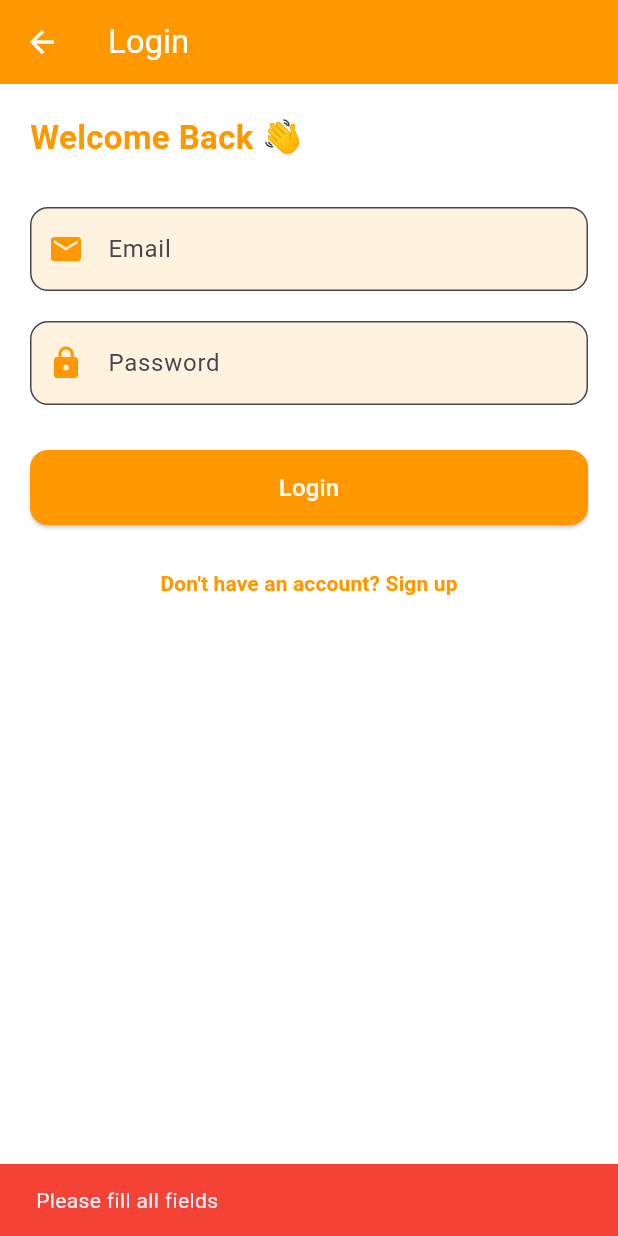
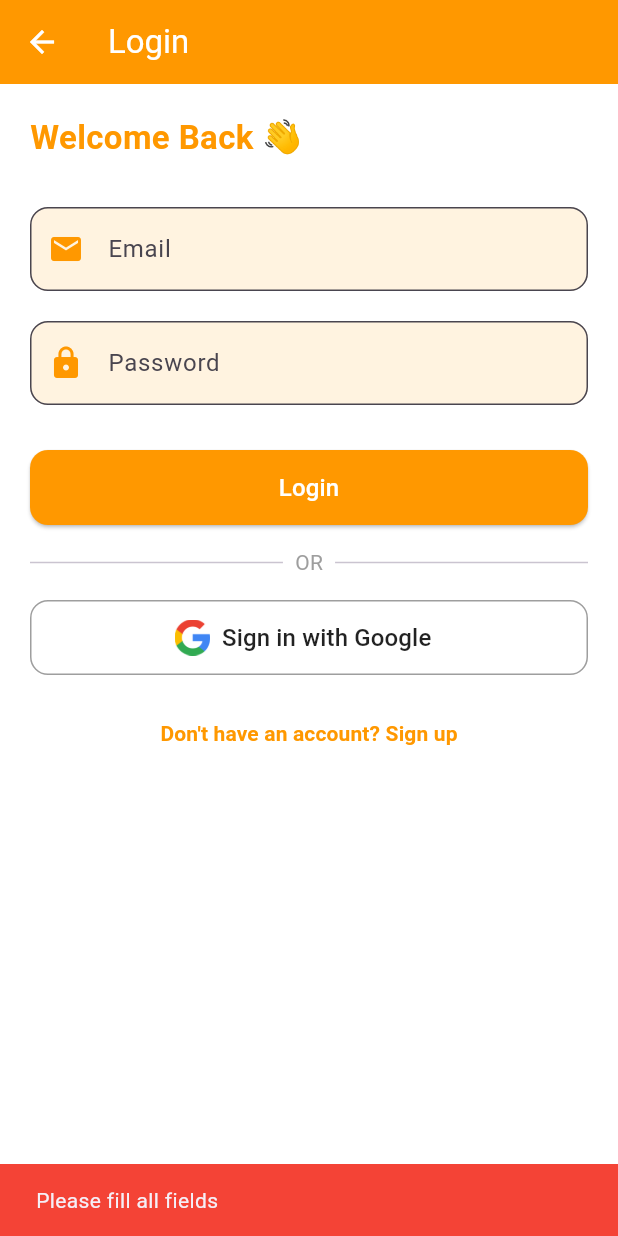
Before and after one commit to DefenceSteller/KhaanaBuddyUpdated, a Flutter app: the screen it shows after launch, after a tap on "Login", on a phone screen of 412 x 824 dp. Run offline on Flutter 3.47's test engine with Material 3 defaults, Android fonts, the phone set to English and light mode, and no system bars; our stand-ins replace cloud_firestore, firebase_auth, firebase_core, flutter_tts, google_generative_ai, google_sign_in and 2 more; accounts and stored records are empty.

Commit message:
Added google login

```diff
--- a/lib/screens/login_screen.dart
+++ b/lib/screens/login_screen.dart
@@ -1,7 +1,7 @@
 import 'package:flutter/material.dart';
-
 import 'package:firebase_auth/firebase_auth.dart';
 import '../services/auth_service.dart';
+import '../services/google_auth_service.dart'; // ✅ Added
 import 'home_screen.dart';
 
 class LoginScreen extends StatefulWidget {
@@ -17,6 +17,7 @@ class _LoginScreenState extends State<LoginScreen> {
 
   bool _isLoading = false;
   final AuthService _authService = AuthService();
+  final GoogleAuthService _googleAuthService = GoogleAuthService(); // ✅ Added
 
   @override
   Widget build(BuildContext context) {
@@ -29,6 +30,7 @@ class _LoginScreenState extends State<LoginScreen> {
       ),
       body: Padding(
         padding: const EdgeInsets.all(20),
+        child: SingleChildScrollView( // ✅ In case small screens
           child: Column(
             crossAxisAlignment: CrossAxisAlignment.start,
             children: [
@@ -45,7 +47,6 @@ class _LoginScreenState extends State<LoginScreen> {
               // Email Input
               TextField(
                 controller: email,
-
                 keyboardType: TextInputType.emailAddress,
                 decoration: InputDecoration(
                   labelText: 'Email',
@@ -84,7 +85,6 @@ class _LoginScreenState extends State<LoginScreen> {
               const SizedBox(height: 30),
 
               // Login Button
-
               SizedBox(
                 width: double.infinity,
                 child: ElevatedButton(
@@ -109,13 +109,54 @@ class _LoginScreenState extends State<LoginScreen> {
                       : const Text("Login", style: TextStyle(fontSize: 16)),
                 ),
               ),
+
+              const SizedBox(height: 15),
+
+              // 🔹 OR Divider
+              const Row(
+                children: [
+                  Expanded(child: Divider(thickness: 1)),
+                  Padding(
+                    padding: EdgeInsets.symmetric(horizontal: 8),
+                    child: Text("OR", style: TextStyle(color: Colors.grey)),
+                  ),
+                  Expanded(child: Divider(thickness: 1)),
+                ],
+              ),
+              const SizedBox(height: 15),
+
+              // ✅ Google Sign-In Button
+              SizedBox(
+                width: double.infinity,
+                child: OutlinedButton.icon(
+                  icon: Image.asset(
+                    'lib/assets/google_logo.png',
+                    height: 24,
+                  ),
+                  label: const Text(
+                    "Sign in with Google",
+                    style: TextStyle(fontSize: 16, color: Colors.black87),
+                  ),
+                  style: OutlinedButton.styleFrom(
+                    backgroundColor: Colors.white,
+                    minimumSize: const Size.fromHeight(50),
+                    side: const BorderSide(color: Colors.grey),
+                    shape: RoundedRectangleBorder(
+                      borderRadius: BorderRadius.circular(12),
+                    ),
+                  ),
+                  onPressed: _isLoading ? null : _signInWithGoogle,
+                ),
+              ),
+
               const SizedBox(height: 15),
 
               // Signup Redirect
               Center(
                 child: TextButton(
-
-                onPressed: _isLoading ? null : () {
+                  onPressed: _isLoading
+                      ? null
+                      : () {
                           Navigator.pushNamed(context, '/signup');
                         },
                   child: const Text(
@@ -130,12 +171,12 @@ class _LoginScreenState extends State<LoginScreen> {
             ],
           ),
         ),
+      ),
     );
   }
 
-
+  // 🔹 Normal Email/Password Login
   Future<void> _login() async {
-  // Basic validation
     if (email.text.isEmpty || password.text.isEmpty) {
       _showError("Please fill all fields");
       return;
@@ -146,13 +187,10 @@ class _LoginScreenState extends State<LoginScreen> {
       return;
     }
 
-  setState(() {
-    _isLoading = true;
-  });
+    setState(() => _isLoading = true);
 
     try {
       User? user = await _authService.signIn(email.text, password.text);
-
       if (!mounted) return;
 
       if (user != null) {
@@ -162,8 +200,6 @@ class _LoginScreenState extends State<LoginScreen> {
             backgroundColor: Colors.green,
           ),
         );
-
-      // Use the navigation method that worked
         Navigator.of(context).pushAndRemoveUntil(
           MaterialPageRoute(builder: (context) => const HomeScreen()),
           (route) => false,
@@ -172,8 +208,41 @@ class _LoginScreenState extends State<LoginScreen> {
         _showError("Login failed - please try again");
       }
     } on FirebaseAuthException catch (e) {
-    if (!mounted) return;
+      _handleFirebaseError(e);
+    } catch (e) {
+      _showError("An unexpected error occurred: $e");
+    } finally {
+      if (mounted) setState(() => _isLoading = false);
+    }
+  }
 
+  // 🔹 Google Sign-In
+  Future<void> _signInWithGoogle() async {
+    setState(() => _isLoading = true);
+    try {
+      final user = await _googleAuthService.signInWithGoogle();
+      if (user != null) {
+        ScaffoldMessenger.of(context).showSnackBar(
+          const SnackBar(
+            content: Text("Signed in with Google!"),
+            backgroundColor: Colors.green,
+          ),
+        );
+        Navigator.of(context).pushAndRemoveUntil(
+          MaterialPageRoute(builder: (context) => const HomeScreen()),
+          (route) => false,
+        );
+      } else {
+        _showError("Google Sign-In failed");
+      }
+    } catch (e) {
+      _showError("Error signing in with Google: $e");
+    } finally {
+      if (mounted) setState(() => _isLoading = false);
+    }
+  }
+
+  void _handleFirebaseError(FirebaseAuthException e) {
     String errorMessage = "Login failed";
     switch (e.code) {
       case 'user-not-found':
@@ -194,42 +263,9 @@ class _LoginScreenState extends State<LoginScreen> {
       default:
         errorMessage = "Login failed: ${e.message}";
     }
+    _showError(errorMessage);
+  }
 
-    _showError(errorMessage);
-  } catch (e) {
-    if (!mounted) return;
-
-    // Handle Pigeon error
-    if (e.toString().contains('PigeonUserDetails') || e.toString().contains('List<Object?>')) {
-      await Future.delayed(const Duration(seconds: 1));
-      final currentUser = FirebaseAuth.instance.currentUser;
-
-      if (currentUser != null && currentUser.email == email.text.trim()) {
-        ScaffoldMessenger.of(context).showSnackBar(
-          const SnackBar(
-            content: Text("Login successful!"),
-            backgroundColor: Colors.green,
-          ),
-        );
-        Navigator.of(context).pushAndRemoveUntil(
-          MaterialPageRoute(builder: (context) => const HomeScreen()),
-          (route) => false,
-        );
-        return;
-      } else {
-        _showError("Login failed - please try again");
-      }
-    } else {
-      _showError("An unexpected error occurred: $e");
-    }
-  } finally {
-    if (mounted) {
-      setState(() {
-        _isLoading = false;
-      });
-    }
-  }
-}
   void _showError(String message) {
     ScaffoldMessenger.of(context).showSnackBar(
       SnackBar(
```
Also changed, not shown: lib/services/google_auth_service.dart (added, +35 -0 lines), pubspec.yaml (+3 -11 lines), lib/assets/google_logo.png (added), pubspec.lock, 17 other files. Lines whose indentation alone changed are shown as unchanged.
